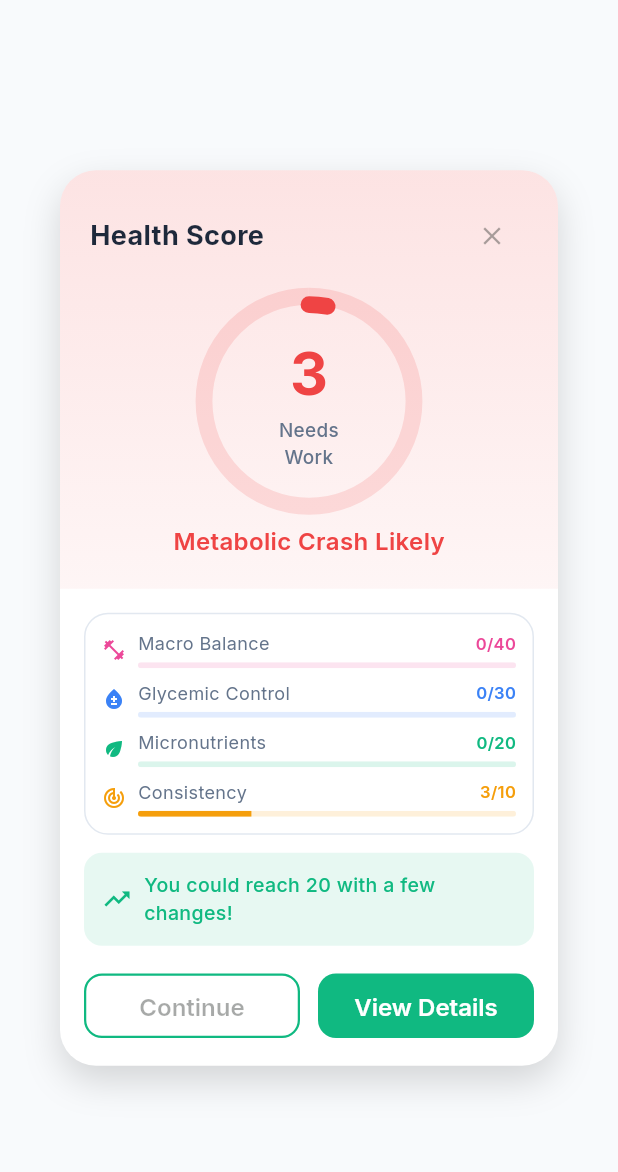
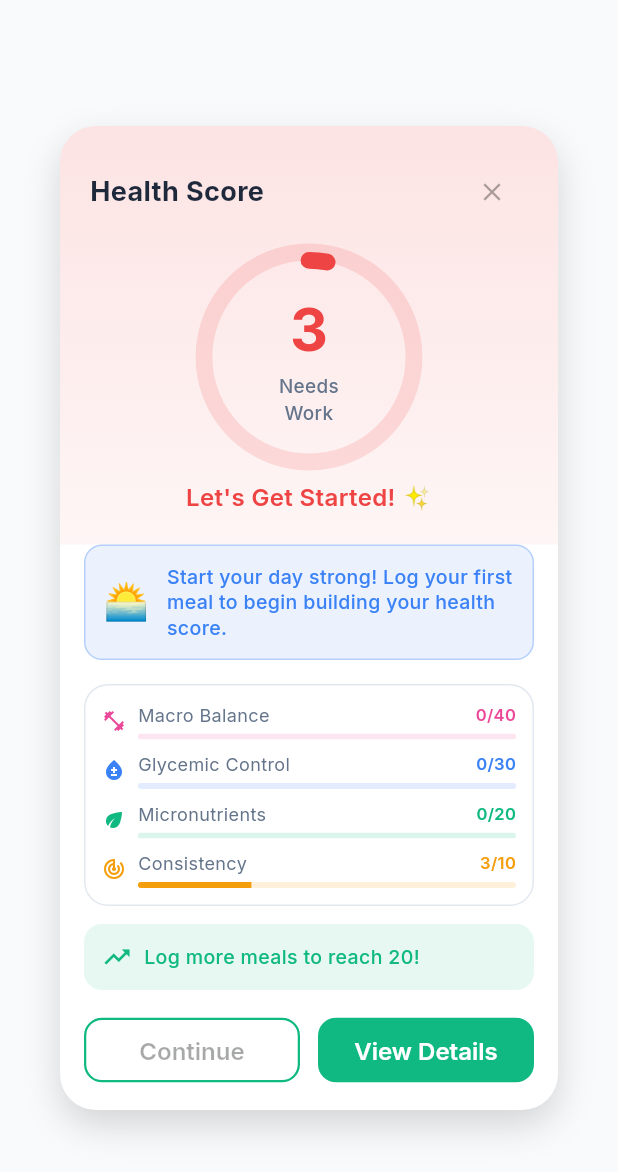
Before and after one commit to Nishandas10/snapieai, a Flutter app: the HealthScoreModal widget shown alone on an empty page, opened directly, on a phone screen of 412 x 824 dp. Shown: the top 1172 px of the screen. Run offline on Flutter 3.47's test engine with Material 3 defaults, Android fonts, the light colour scheme and no system bars; our stand-ins replace camera, cloud_firestore, cloud_functions, country_picker, equatable, firebase_auth and 18 more; missing offline and left inert: adapty_flutter, mobile_scanner, openfoodfacts; accounts and stored records are empty.

Commit message:
updated health score card nd gi colors

```diff
--- a/lib/core/models/health_score.dart
+++ b/lib/core/models/health_score.dart
@@ -32,19 +32,21 @@ class HealthScoreBreakdown extends Equatable {
       micronutrientScore +
       consistencyScore;
 
-  /// Get score category label
+  /// Get score category label - Habit builder focused messaging
   String get categoryLabel {
     final score = totalScore;
-    if (score >= 80) return 'Optimal Bio-State';
-    if (score >= 51) return 'Room for Improvement';
-    return 'Metabolic Crash Likely';
+    if (score >= 80) return 'Champion! 🏆';
+    if (score >= 65) return 'Great Progress! 💪';
+    if (score >= 50) return 'Building Momentum! 🚀';
+    if (score >= 30) return 'Good Start! 🌱';
+    return 'Let\'s Get Started! ✨';
   }
 
   /// Get score category color name
   String get categoryColorName {
     final score = totalScore;
     if (score >= 80) return 'green';
-    if (score >= 51) return 'yellow';
+    if (score >= 50) return 'yellow';
     return 'red';
   }
 
--- a/lib/features/health_score/presentation/health_score_modal.dart
+++ b/lib/features/health_score/presentation/health_score_modal.dart
@@ -104,6 +104,16 @@ class HealthScoreModal extends ConsumerWidget {
               ),
             ),
 
+            // Habit building message
+            Padding(
+              padding: const EdgeInsets.symmetric(horizontal: 16),
+              child: _HabitBuilderMessage(
+                score: totalScore,
+                streak: score.streak,
+                itemsLogged: score.breakdown.macroBalanceScore > 0,
+              ),
+            ),
+
             // Breakdown section
             Padding(
               padding: const EdgeInsets.all(16),
@@ -134,7 +144,7 @@ class HealthScoreModal extends ConsumerWidget {
                           const SizedBox(width: 8),
                           Expanded(
                             child: Text(
-                              'You could reach ${potentialScore.toInt()} with a few changes!',
+                              'Log more meals to reach ${potentialScore.toInt()}!',
                               style: const TextStyle(
                                 fontSize: 13,
                                 color: AppColors.success,
@@ -396,6 +406,127 @@ class MorningBriefingDialog extends ConsumerWidget {
   }
 }
 
+/// Habit builder message widget
+class _HabitBuilderMessage extends StatelessWidget {
+  final double score;
+  final int streak;
+  final bool itemsLogged;
+
+  const _HabitBuilderMessage({
+    required this.score,
+    required this.streak,
+    required this.itemsLogged,
+  });
+
+  @override
+  Widget build(BuildContext context) {
+    final (message, icon, color) = _getMessage();
+
+    return Container(
+      padding: const EdgeInsets.all(12),
+      decoration: BoxDecoration(
+        color: color.withValues(alpha: 0.1),
+        borderRadius: BorderRadius.circular(12),
+        border: Border.all(color: color.withValues(alpha: 0.3)),
+      ),
+      child: Row(
+        children: [
+          Text(icon, style: const TextStyle(fontSize: 24)),
+          const SizedBox(width: 12),
+          Expanded(
+            child: Text(
+              message,
+              style: TextStyle(
+                fontSize: 13,
+                color: color,
+                fontWeight: FontWeight.w500,
+                height: 1.3,
+              ),
+            ),
+          ),
+        ],
+      ),
+    );
+  }
+
+  (String, String, Color) _getMessage() {
+    // No items logged yet
+    if (!itemsLogged || score == 0) {
+      return (
+        'Start your day strong! Log your first meal to begin building your health score.',
+        '🌅',
+        AppColors.info,
+      );
+    }
+
+    // Score-based messages with streak consideration
+    if (score >= 80) {
+      if (streak >= 7) {
+        return (
+          'You\'re on a ${streak}-day streak! Champion-level consistency. Keep it up!',
+          '🏆',
+          AppColors.success,
+        );
+      } else if (streak >= 3) {
+        return (
+          '${streak} days strong! You\'re building great habits. Almost at a week!',
+          '🔥',
+          AppColors.success,
+        );
+      }
+      return (
+        'Amazing score! Keep logging to build your streak and maintain these results.',
+        '⭐',
+        AppColors.success,
+      );
+    }
+
+    if (score >= 65) {
+      if (streak >= 3) {
+        return (
+          'Great ${streak}-day streak! Small improvements each day = big results.',
+          '📈',
+          AppColors.success,
+        );
+      }
+      return (
+        'You\'re doing great! Log consistently to build momentum and improve your score.',
+        '💪',
+        AppColors.success,
+      );
+    }
+
+    if (score >= 50) {
+      if (streak >= 2) {
+        return (
+          '${streak} days logged! Keep the streak alive - you\'re building momentum.',
+          '🚀',
+          AppColors.warning,
+        );
+      }
+      return (
+        'Good start! Log all your meals today to see your score climb.',
+        '🌱',
+        AppColors.warning,
+      );
+    }
+
+    if (score >= 30) {
+      return (
+        'Every meal logged is progress! Add more meals to boost your score.',
+        '🎯',
+        AppColors.warning,
+      );
+    }
+
+    return (
+      'Log your meals to start tracking your nutrition journey!',
+      '✨',
+      AppColors.info,
+    );
+  }
+}
+
 /// Shows the morning briefing dialog
 Future<void> showMorningBriefingDialog(BuildContext context) async {
   await showDialog(
--- a/pubspec.yaml
+++ b/pubspec.yaml
@@ -2,7 +2,7 @@ name: snapieai
 description: "AI Calorie Counter & Nutrition Intelligence App"
 publish_to: 'none'
 
-version: 1.0.2+106
+version: 1.0.3+107
 
 environment:
   sdk: ^3.10.7
```
Also changed, not shown: lib/features/barcode/presentation/barcode_scanner_screen.dart (+5 -16 lines), lib/features/camera/presentation/analysis_result_screen.dart (+4 -23 lines), lib/features/food_log/presentation/add_food_screen.dart (+0 -17 lines), lib/features/food_log/presentation/food_detail_screen.dart (+29 -5 lines), lib/features/voice/presentation/voice_input_screen.dart (+5 -15 lines).
